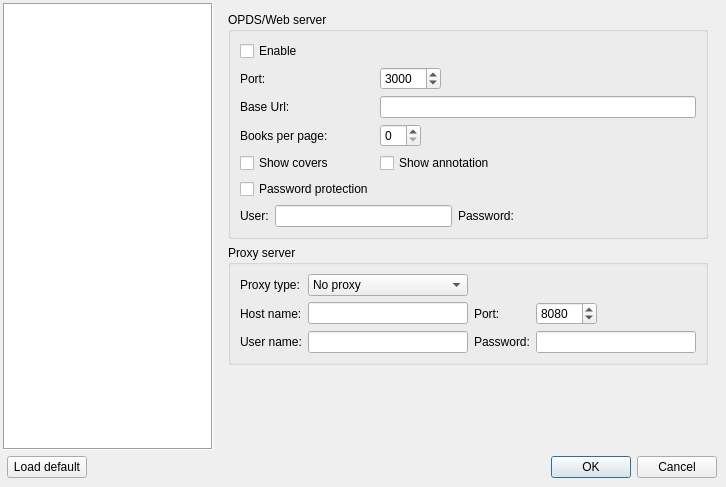
Above: src/settingsdlg.ui from petrovvlad/freeLib before the change. Below: the same form after it.
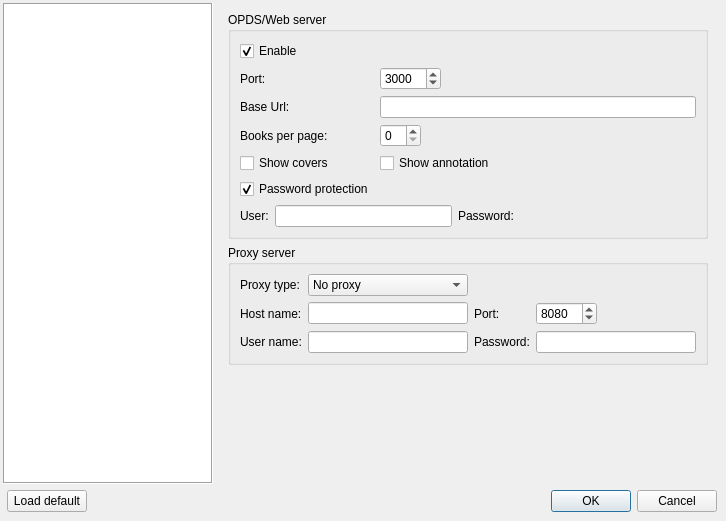
That is the form after the change. The open tabs and pages were chosen to show the change. Icons and pictures are not drawn. Custom widgets are drawn as their Qt base class.

What changed in the file:
```diff
--- a/src/settingsdlg.ui
+++ b/src/settingsdlg.ui
@@ -10,7 +10,7 @@
     <x>0</x>
     <y>0</y>
     <width>726</width>
-    <height>487</height>
+    <height>521</height>
    </rect>
   </property>
   <property name="sizePolicy">
@@ -99,6 +99,12 @@
      </item>
      <item>
       <widget class="QStackedWidget" name="stackedPages">
+       <property name="sizePolicy">
+        <sizepolicy hsizetype="Preferred" vsizetype="Minimum">
+         <horstretch>0</horstretch>
+         <verstretch>0</verstretch>
+        </sizepolicy>
+       </property>
        <property name="currentIndex">
         <number>2</number>
        </property>
@@ -543,6 +549,9 @@
               <property name="text">
                <string>Enable</string>
               </property>
+              <property name="checked">
+               <bool>true</bool>
+              </property>
              </widget>
             </item>
             <item row="1" column="0">
@@ -645,6 +654,9 @@
               <property name="text">
                <string>Password protection</string>
               </property>
+              <property name="checked">
+               <bool>true</bool>
+              </property>
              </widget>
             </item>
             <item row="5" column="1">
```
Left out of the diff: 17 changed lines with no effect on the pictures.
